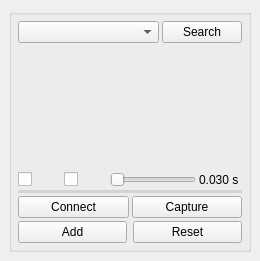
Old version of the form cloudtool/device/photoneo.ui in the repository alex-hjm/cloudtool.
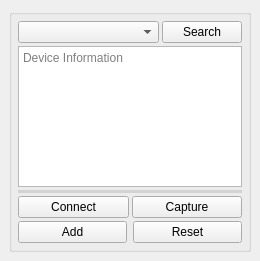
New version of the form. Icons and pictures are not drawn.

Diff of the .ui file:
```diff
--- a/cloudtool/device/photoneo.ui
+++ b/cloudtool/device/photoneo.ui
@@ -75,6 +75,16 @@
          </item>
         </layout>
        </item>
+       <item>
+        <widget class="QTextBrowser" name="txt_info">
+         <property name="readOnly">
+          <bool>true</bool>
+         </property>
+         <property name="placeholderText">
+          <string>Device Information</string>
+         </property>
+        </widget>
+       </item>
        <item>
         <spacer name="verticalSpacer">
          <property name="orientation">
@@ -89,80 +99,7 @@
         </spacer>
        </item>
        <item>
-        <layout class="QHBoxLayout" name="horizontalLayout_8" stretch="1,1,2,1">
-         <item>
-          <widget class="QCheckBox" name="check_withoutcolor">
-           <property name="sizePolicy">
-            <sizepolicy hsizetype="Ignored" vsizetype="Fixed">
-             <horstretch>0</horstretch>
-             <verstretch>0</verstretch>
-            </sizepolicy>
-           </property>
-           <property name="text">
-            <string/>
-           </property>
-           <property name="icon">
-            <iconset resource="../resources/res.qrc">
-             <normaloff>:/res/icon/channelmixer.svg</normaloff>:/res/icon/channelmixer.svg</iconset>
-           </property>
-          </widget>
-         </item>
-         <item>
-          <widget class="QCheckBox" name="check_autofresh">
-           <property name="sizePolicy">
-            <sizepolicy hsizetype="Ignored" vsizetype="Fixed">
-             <horstretch>0</horstretch>
-             <verstretch>0</verstretch>
-            </sizepolicy>
-           </property>
-           <property name="text">
-            <string/>
-           </property>
-           <property name="icon">
-            <iconset resource="../resources/res.qrc">
-             <normaloff>:/res/icon/real-time.svg</normaloff>:/res/icon/real-time.svg</iconset>
-           </property>
-          </widget>
-         </item>
-         <item>
-          <widget class="QSlider" name="slider_refreshtime">
-           <property name="sizePolicy">
-            <sizepolicy hsizetype="Minimum" vsizetype="Fixed">
-             <horstretch>0</horstretch>
-             <verstretch>0</verstretch>
-            </sizepolicy>
-           </property>
-           <property name="minimum">
-            <number>30</number>
-           </property>
-           <property name="maximum">
-            <number>3000</number>
-           </property>
-           <property name="singleStep">
-            <number>100</number>
-           </property>
-           <property name="value">
-            <number>30</number>
-           </property>
-           <property name="orientation">
-            <enum>Qt::Horizontal</enum>
-           </property>
-          </widget>
-         </item>
-         <item>
-          <widget class="QLabel" name="txt_refreshtime">
-           <property name="sizePolicy">
-            <sizepolicy hsizetype="Minimum" vsizetype="Preferred">
-             <horstretch>0</horstretch>
-             <verstretch>0</verstretch>
-            </sizepolicy>
-           </property>
-           <property name="text">
-            <string>0.030 s</string>
-           </property>
-          </widget>
-         </item>
-        </layout>
+        <layout class="QHBoxLayout" name="horizontalLayout_8" stretch=""/>
        </item>
        <item>
         <widget class="Line" name="line">
```
Left out of the diff: 4 changed lines with no effect on the pictures.
